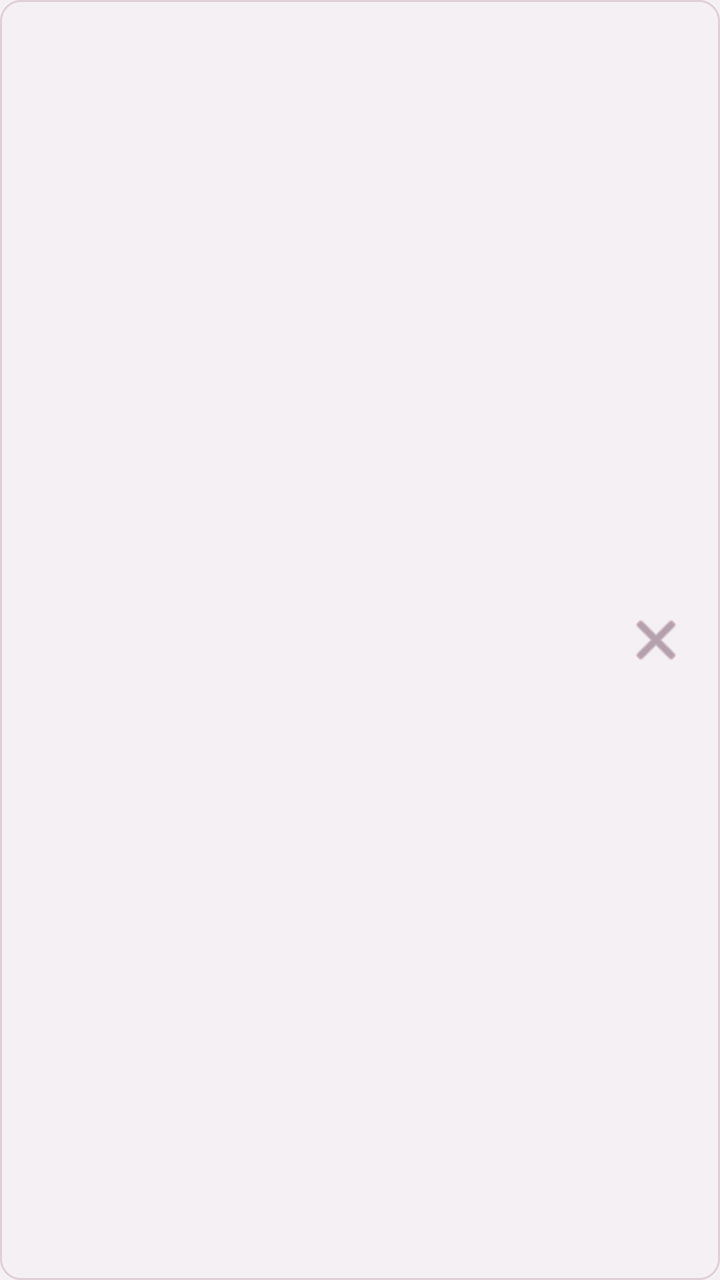
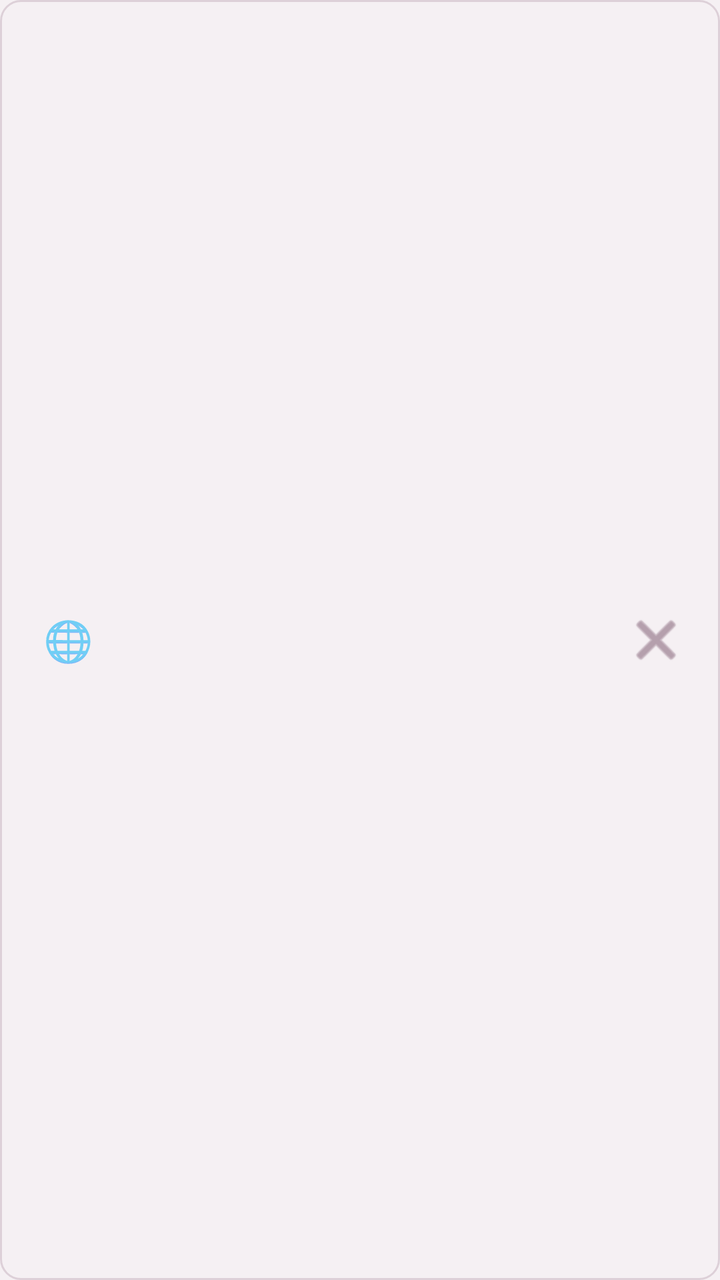

Two renders of the same Android screen: before a commit and after it. Below are the layout's source before the change and the commit's diff.
<!-- AndroidManifest.xml: application theme Theme.WUOdoo -->
<!-- res/layout/item_saved_server.xml -->
<?xml version="1.0" encoding="utf-8"?>
<LinearLayout xmlns:android="http://schemas.android.com/apk/res/android"
    android:layout_width="match_parent"
    android:layout_height="wrap_content"
    android:orientation="horizontal"
    android:gravity="center_vertical"
    android:padding="12dp"
    android:background="@drawable/bg_list_item"
    android:layout_marginBottom="8dp"
    android:minHeight="56dp">

    <LinearLayout
        android:layout_width="0dp"
        android:layout_height="wrap_content"
        android:layout_weight="1"
        android:orientation="vertical">

        <TextView
            android:id="@+id/tvServerUrl"
            android:layout_width="wrap_content"
            android:layout_height="wrap_content"
            android:textSize="14sp"
            android:textStyle="bold"
            android:textColor="@color/text_primary"
            android:ellipsize="end"
            android:singleLine="true" />

        <TextView
            android:id="@+id/tvDatabase"
            android:layout_width="wrap_content"
            android:layout_height="wrap_content"
            android:textSize="12sp"
            android:textColor="@color/text_muted"
            android:layout_marginTop="2dp" />
    </LinearLayout>

    <ImageButton
        android:id="@+id/btnDelete"
        android:layout_width="40dp"
        android:layout_height="40dp"
        android:src="@android:drawable/ic_menu_close_clear_cancel"
        android:background="?attr/selectableItemBackgroundBorderless"
        android:tint="@color/text_muted"
        android:contentDescription="Hapus" />
</LinearLayout>
<!-- resources referenced by this layout -->
<resources>
  <color name="text_muted">#8a6a7e</color>
  <color name="text_primary">#2c1a26</color>
  <!-- drawable bg_list_item (drawable) -->
  <?xml version="1.0" encoding="utf-8"?>
  <selector xmlns:android="http://schemas.android.com/apk/res/android">
      <item android:state_pressed="true">
          <shape>
              <solid android:color="#e8d5e0" />
              <stroke android:width="1dp" android:color="#ddd0d8" />
              <corners android:radius="10dp" />
          </shape>
      </item>
      <item>
          <shape>
              <solid android:color="#f5f0f3" />
              <stroke android:width="1dp" android:color="#ddd0d8" />
              <corners android:radius="10dp" />
          </shape>
      </item>
  </selector>
  <style name="Theme.WUOdoo" parent="Theme.MaterialComponents.DayNight.NoActionBar">
          <item name="colorPrimary">@color/primary</item>
          <item name="colorPrimaryVariant">@color/primary_dark</item>
          <item name="colorOnPrimary">@color/white</item>
          <item name="colorSecondary">@color/accent</item>
          <item name="android:statusBarColor">@color/primary</item>
          <item name="android:navigationBarColor">@color/primary</item>
          <item name="android:windowBackground">@color/bg</item>
      </style>
  <color name="primary">#714B67</color>
  <color name="primary_dark">#5a3a52</color>
  <color name="white">#FFFFFF</color>
  <color name="accent">#e8d5e0</color>
  <color name="bg">#f5f0f3</color>
</resources>

<!-- the commit's change to res/layout/item_saved_server.xml (unified diff, before → after) -->
@@ -4,10 +4,19 @@
     android:layout_height="wrap_content"
     android:orientation="horizontal"
     android:gravity="center_vertical"
-    android:padding="12dp"
+    android:padding="14dp"
     android:background="@drawable/bg_list_item"
     android:layout_marginBottom="8dp"
-    android:minHeight="56dp">
+    android:minHeight="60dp">
+
+    
+    <TextView
+        android:layout_width="40dp"
+        android:layout_height="40dp"
+        android:text="🌐"
+        android:textSize="20sp"
+        android:gravity="center"
+        android:layout_marginEnd="12dp" />
 
     <LinearLayout
         android:layout_width="0dp"
@@ -21,7 +30,7 @@
             android:layout_height="wrap_content"
             android:textSize="14sp"
             android:textStyle="bold"
-            android:textColor="@color/text_primary"
+            android:textColor="#2c1a26"
             android:ellipsize="end"
             android:singleLine="true" />
 
@@ -30,16 +39,16 @@
             android:layout_width="wrap_content"
             android:layout_height="wrap_content"
             android:textSize="12sp"
-            android:textColor="@color/text_muted"
+            android:textColor="#8a6a7e"
             android:layout_marginTop="2dp" />
     </LinearLayout>
 
     <ImageButton
         android:id="@+id/btnDelete"
-        android:layout_width="40dp"
-        android:layout_height="40dp"
+        android:layout_width="36dp"
+        android:layout_height="36dp"
         android:src="@android:drawable/ic_menu_close_clear_cancel"
         android:background="?attr/selectableItemBackgroundBorderless"
-        android:tint="@color/text_muted"
+        android:tint="#8a6a7e"
         android:contentDescription="Hapus" />
 </LinearLayout>
<!-- resource entries referenced after the edit -->
@@ -1,7 +1,5 @@
 <!-- resources referenced by this layout -->
 <resources>
-  <color name="text_muted">#8a6a7e</color>
-  <color name="text_primary">#2c1a26</color>
   <!-- drawable bg_list_item (drawable) -->
   <?xml version="1.0" encoding="utf-8"?>
   <selector xmlns:android="http://schemas.android.com/apk/res/android">
